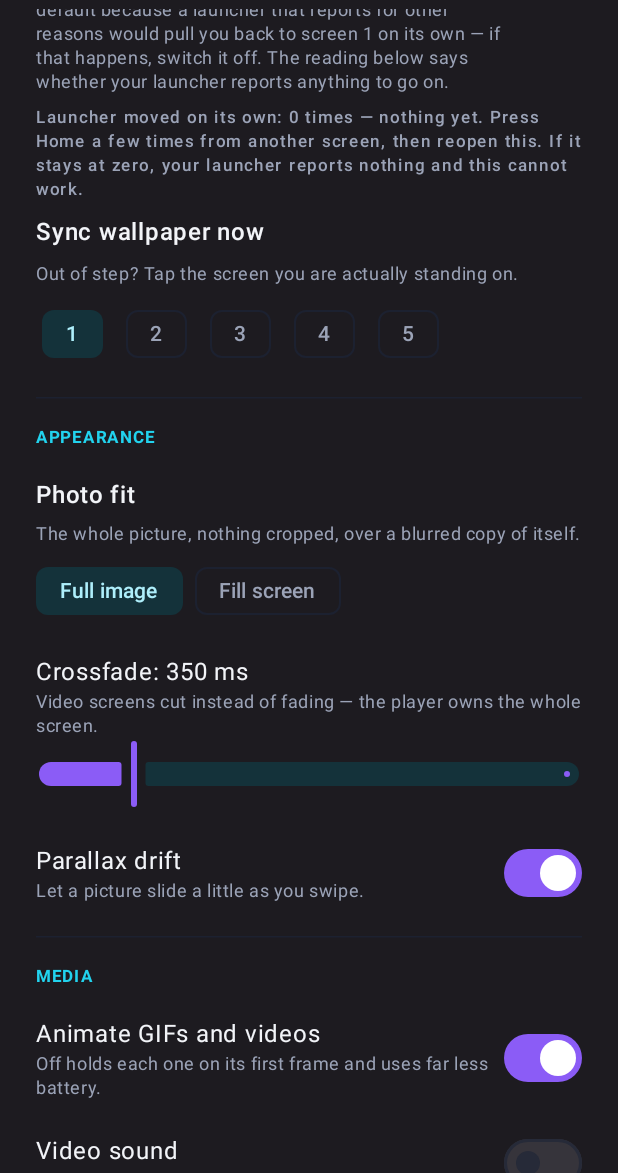
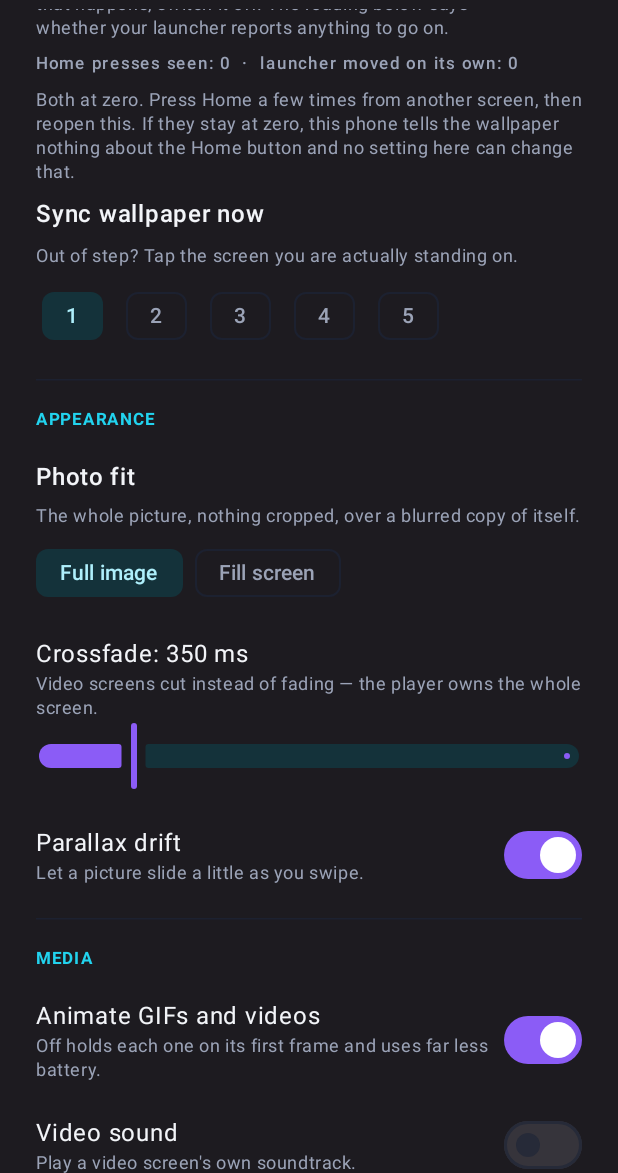
Before and after one commit to Dathaze20/Android-home-screen-widget, an Android app built with Jetpack Compose: the screen it shows after launch (ConfigActivity), after a tap on "Menu and settings", on a phone screen of 412 x 824 dp, the part 63-1236 px from its top. Run offline under Robolectric (Android 15) with nearby library versions, the phone set to English and light mode, and no system bars; 1 other tap on this screen came first.

Commit message:
Ask the system about the Home button instead of guessing from scroll
The offset-timing guess does not work on this phone: both switches on, and
the wallpaper still does not follow the Home button. So the premise was
wrong — One UI is not reporting a scroll when the launcher jumps home, and
no amount of tuning a window around a signal that never arrives will help.

There is a direct signal, and it was the obvious one to try first. The
system broadcasts ACTION_CLOSE_SYSTEM_DIALOGS whenever it dismisses what is
on top, with a "reason" extra saying what did it; "homekey" is the Home
button. It arrives whether or not the launcher was already showing, which
is exactly the case nothing else covers — the wallpaper never becomes
invisible, so the resync on visibility never runs, and no swipe happens for
touch tracking to observe.

The engine already had a receiver for ACTION_SCREEN_OFF, so this is one
more action on the same filter and one more branch. It is governed by
"Sync when returning Home", which is on by default, because pressing Home
and coming back from an app are the same thing to the person holding the
phone. Offset tracking ignores it: the launcher reports its real page a
frame later and would correct it anyway.

Both readings now sit under the switch — home presses seen, and launcher
moved on its own — so one glance says which mechanism this phone supports,
if either. Zero on both after pressing Home means the phone tells the
wallpaper nothing and no setting here can change that. The preview engine
in the wallpaper picker gets the broadcast too and is excluded from the
count, so the reading cannot flatter itself.

The offset guess stays behind its own switch, still off by default.

Co-Authored-By: Claude Opus 5 <noreply@anthropic.com>
Claude-Session: https://claude.ai/code/session_01NSUq7s4wmmQfuUB95fmXCF

```diff
--- a/app/src/main/java/com/dathaze/pagewall/data/PageStore.kt
+++ b/app/src/main/java/com/dathaze/pagewall/data/PageStore.kt
@@ -201,6 +201,17 @@ class PageStore(context: Context) {
         get() = prefs.getBoolean(KEY_HOME_JUMP, false)
         set(value) = prefs.edit().putBoolean(KEY_HOME_JUMP, value).apply()
 
+    /**
+     * Home-button presses the system has actually told the wallpaper about.
+     *
+     * The decisive reading for whether following the Home button can work at all on a phone: if
+     * this stays at zero after pressing Home, the broadcast is not reaching us and no setting
+     * will change that.
+     */
+    var homeKeyEvents: Int
+        get() = prefs.getInt(KEY_HOME_KEYS, 0)
+        set(value) = prefs.edit().putInt(KEY_HOME_KEYS, value).apply()
+
     /** Offset reports that arrived while no finger had touched the screen for a while. */
     var idleOffsetReports: Int
         get() = prefs.getInt(KEY_IDLE_OFFSETS, 0)
@@ -317,6 +328,7 @@ class PageStore(context: Context) {
             .remove(KEY_TOUCH_RAW)
             .remove(KEY_SWIPES)
             .remove(KEY_IDLE_OFFSETS)
+            .remove(KEY_HOME_KEYS)
             .apply()
     }
 
@@ -482,6 +494,7 @@ class PageStore(context: Context) {
         const val KEY_SAW_OFFSETS = "saw_offsets"
         const val KEY_HOME_JUMP = "follow_home_jump"
         const val KEY_IDLE_OFFSETS = "idle_offset_reports"
+        const val KEY_HOME_KEYS = "home_key_events"
 
         const val MIN_PAGES = 1
         const val MAX_PAGES = 12
--- a/app/src/main/java/com/dathaze/pagewall/ui/ConfigViewModel.kt
+++ b/app/src/main/java/com/dathaze/pagewall/ui/ConfigViewModel.kt
@@ -71,6 +71,8 @@ data class ConfigUiState(
     val followLauncherHomeJump: Boolean = false,
     /** Offset reports that arrived with no finger down — whether the guess has anything to go on. */
     val idleOffsetReports: Int = 0,
+    /** Home presses the system actually reported. Zero means it cannot work here. */
+    val homeKeyEvents: Int = 0,
     /** Raw touch events forwarded by the launcher, whether or not they became swipes. */
     val touchEventsRaw: Int = 0,
     val recognisedSwipes: Int = 0,
@@ -154,6 +156,7 @@ class ConfigViewModel(application: Application) : AndroidViewModel(application)
             syncOnReturnHome = store.syncOnReturnHome,
             followLauncherHomeJump = store.followLauncherHomeJump,
             idleOffsetReports = store.idleOffsetReports,
+            homeKeyEvents = store.homeKeyEvents,
             touchEventsRaw = store.touchEventCountRaw,
             recognisedSwipes = store.recognisedSwipeCount,
             displayedPage = store.displayedPage,
--- a/app/src/main/java/com/dathaze/pagewall/ui/SettingsSheet.kt
+++ b/app/src/main/java/com/dathaze/pagewall/ui/SettingsSheet.kt
@@ -391,6 +391,7 @@ private fun LauncherReport(
                 "range seen: ${fmt(state.observedMinOffset)} \u2192 ${fmt(state.observedMaxOffset)}\n" +
                 "offset reports: ${state.offsetEventCount}\n" +
                 "reports with no finger down: ${state.idleOffsetReports}\n" +
+                "home presses seen: ${state.homeKeyEvents}\n" +
                 "offset-derived screen: ${if (state.computedPage >= 0) "${state.computedPage + 1}" else "\u2014"}\n" +
                 "screens (manual): ${state.pageCount}\n" +
                 "screens (launcher): ${if (state.detectedPageCount > 0) "${state.detectedPageCount}" else "not reported"}\n" +
@@ -511,17 +512,20 @@ private fun HomeSyncRow(
             onCheckedChange = onFollowHomeJumpChange,
         )
         Text(
-            "Launcher moved on its own: ${state.idleOffsetReports} times" +
-                if (state.idleOffsetReports == 0) {
-                    " \u2014 nothing yet. Press Home a few times from another screen, then " +
-                        "reopen this. If it stays at zero, your launcher reports nothing and " +
-                        "this cannot work."
-                } else {
-                    ""
-                },
+            "Home presses seen: ${state.homeKeyEvents}  ·  " +
+                "launcher moved on its own: ${state.idleOffsetReports}",
             style = MaterialTheme.typography.labelSmall,
             color = MaterialTheme.colorScheme.onSurfaceVariant,
         )
+        if (state.homeKeyEvents == 0 && state.idleOffsetReports == 0) {
+            Text(
+                "Both at zero. Press Home a few times from another screen, then reopen this. " +
+                    "If they stay at zero, this phone tells the wallpaper nothing about the " +
+                    "Home button and no setting here can change that.",
+                style = MaterialTheme.typography.bodySmall,
+                color = MaterialTheme.colorScheme.onSurfaceVariant,
+            )
+        }
 
         Text("Sync wallpaper now", fontWeight = FontWeight.SemiBold)
         Text(
```
Also changed, not shown: app/src/main/java/com/dathaze/pagewall/wallpaper/PageWallpaperService.kt (+53 -5 lines).
